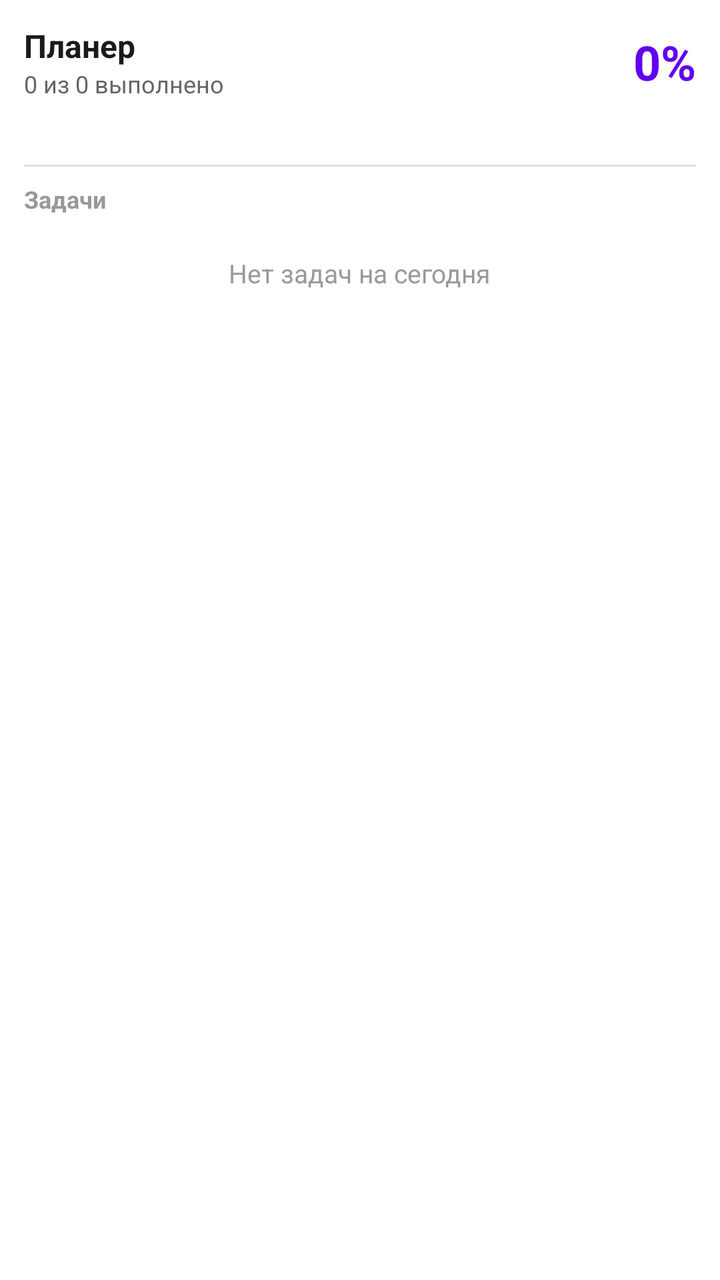
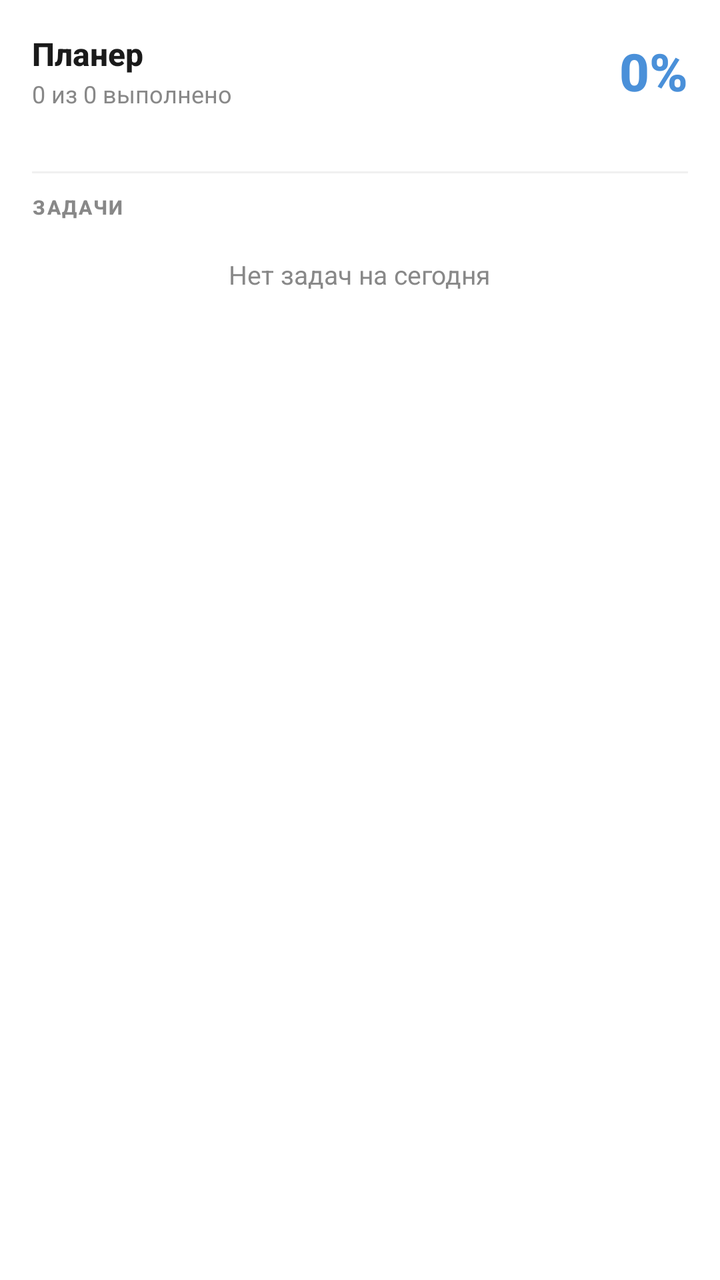

Before-and-after screenshots of an Android layout around one commit, followed by the original layout XML and the change that was made.
<!-- AndroidManifest.xml: fallback theme Theme.MaterialComponents.DayNight.NoActionBar -->
<!-- res/layout/widget_large.xml -->
<?xml version="1.0" encoding="utf-8"?>
<LinearLayout xmlns:android="http://schemas.android.com/apk/res/android"
    android:layout_width="match_parent"
    android:layout_height="match_parent"
    android:background="@android:color/white"
    android:orientation="vertical"
    android:padding="12dp">

    
    <LinearLayout
        android:layout_width="match_parent"
        android:layout_height="wrap_content"
        android:orientation="horizontal"
        android:gravity="center_vertical">

        <LinearLayout
            android:layout_width="0dp"
            android:layout_height="wrap_content"
            android:layout_weight="1"
            android:orientation="vertical">

            <TextView
                android:layout_width="wrap_content"
                android:layout_height="wrap_content"
                android:text="Планер"
                android:textSize="16sp"
                android:textStyle="bold"
                android:textColor="#1A1A1A" />

            <TextView
                android:id="@+id/widget_summary_text"
                android:layout_width="wrap_content"
                android:layout_height="wrap_content"
                android:text="0 из 0 выполнено"
                android:textSize="12sp"
                android:textColor="#666666" />

        </LinearLayout>

        <TextView
            android:id="@+id/widget_progress_text"
            android:layout_width="wrap_content"
            android:layout_height="wrap_content"
            android:text="0%"
            android:textSize="24sp"
            android:textStyle="bold"
            android:textColor="#6200EE" />

    </LinearLayout>

    
    <TextView
        android:id="@+id/widget_date_text"
        android:layout_width="wrap_content"
        android:layout_height="wrap_content"
        android:layout_marginTop="8dp"
        android:textSize="12sp"
        android:textColor="#999999" />

    
    <View
        android:layout_width="match_parent"
        android:layout_height="1dp"
        android:layout_marginVertical="8dp"
        android:background="#E0E0E0" />

    
    <TextView
        android:layout_width="wrap_content"
        android:layout_height="wrap_content"
        android:text="Задачи"
        android:textSize="12sp"
        android:textStyle="bold"
        android:textColor="#999999"
        android:layout_marginBottom="4dp" />

    
    <TextView
        android:id="@+id/widget_task_1"
        android:layout_width="match_parent"
        android:layout_height="wrap_content"
        android:layout_marginVertical="2dp"
        android:drawablePadding="8dp"
        android:ellipsize="end"
        android:maxLines="1"
        android:textSize="13sp"
        android:textColor="#1A1A1A"
        android:visibility="gone" />

    <TextView
        android:id="@+id/widget_task_2"
        android:layout_width="match_parent"
        android:layout_height="wrap_content"
        android:layout_marginVertical="2dp"
        android:drawablePadding="8dp"
        android:ellipsize="end"
        android:maxLines="1"
        android:textSize="13sp"
        android:textColor="#1A1A1A"
        android:visibility="gone" />

    <TextView
        android:id="@+id/widget_task_3"
        android:layout_width="match_parent"
        android:layout_height="wrap_content"
        android:layout_marginVertical="2dp"
        android:drawablePadding="8dp"
        android:ellipsize="end"
        android:maxLines="1"
        android:textSize="13sp"
        android:textColor="#1A1A1A"
        android:visibility="gone" />

    <TextView
        android:id="@+id/widget_task_4"
        android:layout_width="match_parent"
        android:layout_height="wrap_content"
        android:layout_marginVertical="2dp"
        android:drawablePadding="8dp"
        android:ellipsize="end"
        android:maxLines="1"
        android:textSize="13sp"
        android:textColor="#1A1A1A"
        android:visibility="gone" />

    <TextView
        android:id="@+id/widget_task_5"
        android:layout_width="match_parent"
        android:layout_height="wrap_content"
        android:layout_marginVertical="2dp"
        android:drawablePadding="8dp"
        android:ellipsize="end"
        android:maxLines="1"
        android:textSize="13sp"
        android:textColor="#1A1A1A"
        android:visibility="gone" />

    <TextView
        android:id="@+id/widget_no_tasks"
        android:layout_width="wrap_content"
        android:layout_height="wrap_content"
        android:layout_gravity="center"
        android:layout_marginTop="16dp"
        android:text="Нет задач на сегодня"
        android:textSize="13sp"
        android:textColor="#999999" />

</LinearLayout>
<!-- resources referenced by this layout -->
<resources>

</resources>

<!-- the commit's change to res/layout/widget_large.xml (unified diff, before → after) -->
@@ -2,9 +2,9 @@
 <LinearLayout xmlns:android="http://schemas.android.com/apk/res/android"
     android:layout_width="match_parent"
     android:layout_height="match_parent"
-    android:background="@android:color/white"
+    android:background="@drawable/widget_background"
     android:orientation="vertical"
-    android:padding="12dp">
+    android:padding="16dp">
 
     
     <LinearLayout
@@ -13,6 +13,7 @@
         android:orientation="horizontal"
         android:gravity="center_vertical">
 
+        
         <LinearLayout
             android:layout_width="0dp"
             android:layout_height="wrap_content"
@@ -25,26 +26,31 @@
                 android:text="Планер"
                 android:textSize="16sp"
                 android:textStyle="bold"
-                android:textColor="#1A1A1A" />
+                android:textColor="#1A1A1A"
+                android:fontFamily="sans-serif-medium" />
 
             <TextView
                 android:id="@+id/widget_summary_text"
                 android:layout_width="wrap_content"
                 android:layout_height="wrap_content"
+                android:layout_marginTop="1dp"
                 android:text="0 из 0 выполнено"
                 android:textSize="12sp"
-                android:textColor="#666666" />
+                android:textColor="#888888"
+                android:fontFamily="sans-serif" />
 
         </LinearLayout>
 
+        
         <TextView
             android:id="@+id/widget_progress_text"
             android:layout_width="wrap_content"
             android:layout_height="wrap_content"
             android:text="0%"
-            android:textSize="24sp"
+            android:textSize="26sp"
             android:textStyle="bold"
-            android:textColor="#6200EE" />
+            android:textColor="#4A90D9"
+            android:fontFamily="sans-serif-medium" />
 
     </LinearLayout>
 
@@ -53,96 +59,256 @@
         android:id="@+id/widget_date_text"
         android:layout_width="wrap_content"
         android:layout_height="wrap_content"
-        android:layout_marginTop="8dp"
-        android:textSize="12sp"
-        android:textColor="#999999" />
+        android:layout_marginTop="6dp"
+        android:textSize="11sp"
+        android:textColor="#888888"
+        android:fontFamily="sans-serif" />
 
     
     <View
         android:layout_width="match_parent"
         android:layout_height="1dp"
-        android:layout_marginVertical="8dp"
-        android:background="#E0E0E0" />
+        android:layout_marginTop="10dp"
+        android:layout_marginBottom="10dp"
+        android:background="@drawable/widget_divider" />
 
     
     <TextView
         android:layout_width="wrap_content"
         android:layout_height="wrap_content"
-        android:text="Задачи"
-        android:textSize="12sp"
+        android:text="ЗАДАЧИ"
+        android:textSize="10sp"
         android:textStyle="bold"
-        android:textColor="#999999"
-        android:layout_marginBottom="4dp" />
-
-    
-    <TextView
-        android:id="@+id/widget_task_1"
-        android:layout_width="match_parent"
-        android:layout_height="wrap_content"
-        android:layout_marginVertical="2dp"
-        android:drawablePadding="8dp"
-        android:ellipsize="end"
-        android:maxLines="1"
-        android:textSize="13sp"
-        android:textColor="#1A1A1A"
-        android:visibility="gone" />
-
-    <TextView
-        android:id="@+id/widget_task_2"
-        android:layout_width="match_parent"
-        android:layout_height="wrap_content"
-        android:layout_marginVertical="2dp"
-        android:drawablePadding="8dp"
-        android:ellipsize="end"
-        android:maxLines="1"
-        android:textSize="13sp"
-        android:textColor="#1A1A1A"
-        android:visibility="gone" />
-
-    <TextView
-        android:id="@+id/widget_task_3"
-        android:layout_width="match_parent"
-        android:layout_height="wrap_content"
-        android:layout_marginVertical="2dp"
-        android:drawablePadding="8dp"
-        android:ellipsize="end"
-        android:maxLines="1"
-        android:textSize="13sp"
-        android:textColor="#1A1A1A"
-        android:visibility="gone" />
-
-    <TextView
-        android:id="@+id/widget_task_4"
-        android:layout_width="match_parent"
-        android:layout_height="wrap_content"
-        android:layout_marginVertical="2dp"
-        android:drawablePadding="8dp"
-        android:ellipsize="end"
-        android:maxLines="1"
-        android:textSize="13sp"
-        android:textColor="#1A1A1A"
-        android:visibility="gone" />
-
-    <TextView
-        android:id="@+id/widget_task_5"
-        android:layout_width="match_parent"
-        android:layout_height="wrap_content"
-        android:layout_marginVertical="2dp"
-        android:drawablePadding="8dp"
-        android:ellipsize="end"
-        android:maxLines="1"
-        android:textSize="13sp"
-        android:textColor="#1A1A1A"
-        android:visibility="gone" />
-
+        android:textColor="#888888"
+        android:fontFamily="sans-serif-medium"
+        android:layout_marginBottom="6dp"
+        android:letterSpacing="0.08" />
+
+    
+    <LinearLayout
+        android:id="@+id/widget_task_row_1"
+        android:layout_width="match_parent"
+        android:layout_height="wrap_content"
+        android:orientation="horizontal"
+        android:gravity="center_vertical"
+        android:background="@drawable/widget_task_row_bg"
+        android:paddingHorizontal="10dp"
+        android:paddingVertical="6dp"
+        android:layout_marginBottom="4dp"
+        android:visibility="gone">
+
+        <View
+            android:id="@+id/widget_task_dot_1"
+            android:layout_width="8dp"
+            android:layout_height="8dp"
+            android:background="@drawable/dot_low" />
+
+        <TextView
+            android:id="@+id/widget_task_1"
+            android:layout_width="0dp"
+            android:layout_height="wrap_content"
+            android:layout_weight="1"
+            android:layout_marginStart="10dp"
+            android:ellipsize="end"
+            android:maxLines="1"
+            android:textSize="13sp"
+            android:textColor="#1A1A1A"
+            android:fontFamily="sans-serif" />
+
+        <TextView
+            android:id="@+id/widget_task_time_1"
+            android:layout_width="wrap_content"
+            android:layout_height="wrap_content"
+            android:layout_marginStart="8dp"
+            android:textSize="11sp"
+            android:textColor="#888888"
+            android:fontFamily="sans-serif"
+            android:visibility="gone" />
+
+    </LinearLayout>
+
+    
+    <LinearLayout
+        android:id="@+id/widget_task_row_2"
+        android:layout_width="match_parent"
+        android:layout_height="wrap_content"
+        android:orientation="horizontal"
+        android:gravity="center_vertical"
+        android:background="@drawable/widget_task_row_bg"
+        android:paddingHorizontal="10dp"
+        android:paddingVertical="6dp"
+        android:layout_marginBottom="4dp"
+        android:visibility="gone">
+
+        <View
+            android:id="@+id/widget_task_dot_2"
+            android:layout_width="8dp"
+            android:layout_height="8dp"
+            android:background="@drawable/dot_low" />
+
+        <TextView
+            android:id="@+id/widget_task_2"
+            android:layout_width="0dp"
+            android:layout_height="wrap_content"
+            android:layout_weight="1"
+            android:layout_marginStart="10dp"
+            android:ellipsize="end"
+            android:maxLines="1"
+            android:textSize="13sp"
+            android:textColor="#1A1A1A"
+            android:fontFamily="sans-serif" />
+
+        <TextView
+            android:id="@+id/widget_task_time_2"
+            android:layout_width="wrap_content"
+            android:layout_height="wrap_content"
+            android:layout_marginStart="8dp"
+            android:textSize="11sp"
+            android:textColor="#888888"
+            android:fontFamily="sans-serif"
+            android:visibility="gone" />
+
+    </LinearLayout>
+
+    
+    <LinearLayout
+        android:id="@+id/widget_task_row_3"
+        android:layout_width="match_parent"
+        android:layout_height="wrap_content"
+        android:orientation="horizontal"
+        android:gravity="center_vertical"
+        android:background="@drawable/widget_task_row_bg"
+        android:paddingHorizontal="10dp"
+        android:paddingVertical="6dp"
+        android:layout_marginBottom="4dp"
+        android:visibility="gone">
+
+        <View
+            android:id="@+id/widget_task_dot_3"
+            android:layout_width="8dp"
+            android:layout_height="8dp"
+            android:background="@drawable/dot_low" />
+
+        <TextView
+            android:id="@+id/widget_task_3"
+            android:layout_width="0dp"
+            android:layout_height="wrap_content"
+            android:layout_weight="1"
+            android:layout_marginStart="10dp"
+            android:ellipsize="end"
+            android:maxLines="1"
+            android:textSize="13sp"
+            android:textColor="#1A1A1A"
+            android:fontFamily="sans-serif" />
+
+        <TextView
+            android:id="@+id/widget_task_time_3"
+            android:layout_width="wrap_content"
+            android:layout_height="wrap_content"
+            android:layout_marginStart="8dp"
+            android:textSize="11sp"
+            android:textColor="#888888"
+            android:fontFamily="sans-serif"
+            android:visibility="gone" />
+
+    </LinearLayout>
+
+    
+    <LinearLayout
+        android:id="@+id/widget_task_row_4"
+        android:layout_width="match_parent"
+        android:layout_height="wrap_content"
+        android:orientation="horizontal"
+        android:gravity="center_vertical"
+        android:background="@drawable/widget_task_row_bg"
+        android:paddingHorizontal="10dp"
+        android:paddingVertical="6dp"
+        android:layout_marginBottom="4dp"
+        android:visibility="gone">
+
+        <View
+            android:id="@+id/widget_task_dot_4"
+            android:layout_width="8dp"
+            android:layout_height="8dp"
+            android:background="@drawable/dot_low" />
+
+        <TextView
+            android:id="@+id/widget_task_4"
+            android:layout_width="0dp"
+            android:layout_height="wrap_content"
+            android:layout_weight="1"
+            android:layout_marginStart="10dp"
+            android:ellipsize="end"
+            android:maxLines="1"
+            android:textSize="13sp"
+            android:textColor="#1A1A1A"
+            android:fontFamily="sans-serif" />
+
+        <TextView
+            android:id="@+id/widget_task_time_4"
+            android:layout_width="wrap_content"
+            android:layout_height="wrap_content"
+            android:layout_marginStart="8dp"
+            android:textSize="11sp"
+            android:textColor="#888888"
+            android:fontFamily="sans-serif"
+            android:visibility="gone" />
+
+    </LinearLayout>
+
+    
+    <LinearLayout
+        android:id="@+id/widget_task_row_5"
+        android:layout_width="match_parent"
+        android:layout_height="wrap_content"
+        android:orientation="horizontal"
+        android:gravity="center_vertical"
+        android:background="@drawable/widget_task_row_bg"
+        android:paddingHorizontal="10dp"
+        android:paddingVertical="6dp"
+        android:layout_marginBottom="4dp"
+        android:visibility="gone">
+
+        <View
+            android:id="@+id/widget_task_dot_5"
+            android:layout_width="8dp"
+            android:layout_height="8dp"
+            android:background="@drawable/dot_low" />
+
+        <TextView
+            android:id="@+id/widget_task_5"
+            android:layout_width="0dp"
+            android:layout_height="wrap_content"
+            android:layout_weight="1"
+            android:layout_marginStart="10dp"
+            android:ellipsize="end"
+            android:maxLines="1"
+            android:textSize="13sp"
+            android:textColor="#1A1A1A"
+            android:fontFamily="sans-serif" />
+
+        <TextView
+            android:id="@+id/widget_task_time_5"
+            android:layout_width="wrap_content"
+            android:layout_height="wrap_content"
+            android:layout_marginStart="8dp"
+            android:textSize="11sp"
+            android:textColor="#888888"
+            android:fontFamily="sans-serif"
+            android:visibility="gone" />
+
+    </LinearLayout>
+
+    
     <TextView
         android:id="@+id/widget_no_tasks"
         android:layout_width="wrap_content"
         android:layout_height="wrap_content"
         android:layout_gravity="center"
-        android:layout_marginTop="16dp"
+        android:layout_marginTop="12dp"
         android:text="Нет задач на сегодня"
         android:textSize="13sp"
-        android:textColor="#999999" />
+        android:textColor="#888888"
+        android:fontFamily="sans-serif" />
 
 </LinearLayout>
<!-- resource entries referenced after the edit -->
@@ -1,5 +1,32 @@
 <!-- resources referenced by this layout -->
 <resources>
-
+  <!-- drawable dot_low (drawable) -->
+  <?xml version="1.0" encoding="utf-8"?>
+  <shape xmlns:android="http://schemas.android.com/apk/res/android"
+      android:shape="oval">
+      <solid android:color="#4A90D9" />
+      <size android:width="8dp" android:height="8dp" />
+  </shape>
+  <!-- drawable widget_background (drawable) -->
+  <?xml version="1.0" encoding="utf-8"?>
+  <shape xmlns:android="http://schemas.android.com/apk/res/android"
+      android:shape="rectangle">
+      <solid android:color="#FFFFFF" />
+      <corners android:radius="16dp" />
+  </shape>
+  <!-- drawable widget_divider (drawable) -->
+  <?xml version="1.0" encoding="utf-8"?>
+  <shape xmlns:android="http://schemas.android.com/apk/res/android"
+      android:shape="rectangle">
+      <solid android:color="#F0F0F0" />
+      <size android:height="1dp" />
+  </shape>
+  <!-- drawable widget_task_row_bg (drawable) -->
+  <?xml version="1.0" encoding="utf-8"?>
+  <shape xmlns:android="http://schemas.android.com/apk/res/android"
+      android:shape="rectangle">
+      <solid android:color="#F8F9FA" />
+      <corners android:radius="8dp" />
+  </shape>
 </resources>
 
